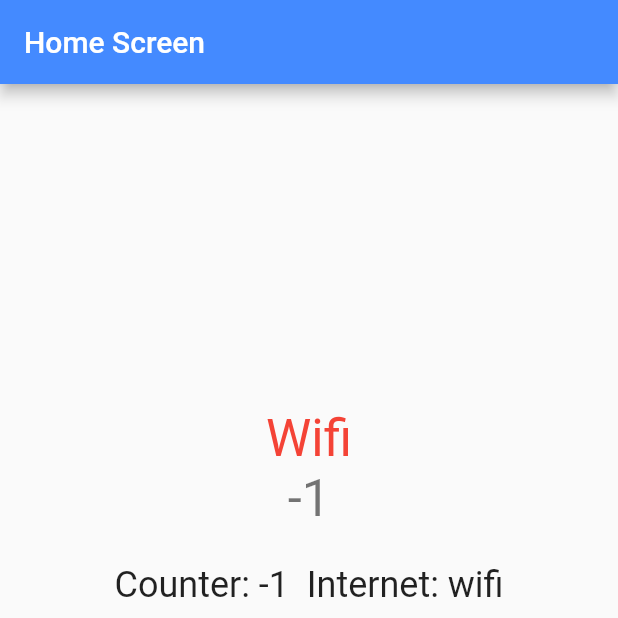
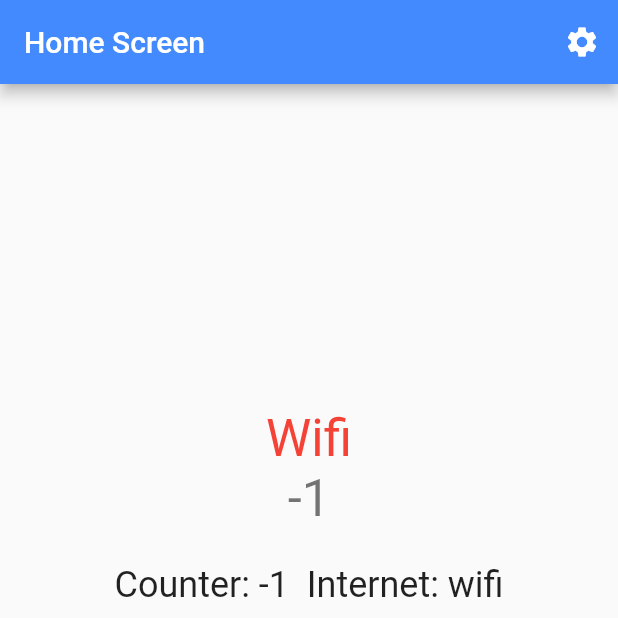
Before and after one commit to chingon1984/flutter_bloc_tutorial, a Flutter app: the screen it shows after launch, after a tap on the "remove" icon, on a phone screen of 412 x 824 dp, the top half of it. Run offline on Flutter 3.47's test engine with Material 2 defaults, Android fonts, the phone set to English and light mode, and no system bars; our stand-ins replace bloc, connectivity_plus, equatable, flutter_bloc.

Commit message:
added settings page

```diff
--- /dev/null
+++ b/lib/business_logic/cubit/settings_cubit.dart
@@ -0,0 +1,16 @@
+import 'package:bloc/bloc.dart';
+import 'package:meta/meta.dart';
+
+part 'settings_state.dart';
+
+class SettingsCubit extends Cubit<SettingsState> {
+  SettingsCubit() : super(SettingsState(appNotifications: false, emailNotifications: false));
+
+  void toggleAppNotifications(bool value) {
+      emit(state.copyWith(appNotifications: value));
+  }
+
+  void toggleEmailNotifications(bool value) {
+    emit(state.copyWith(emailNotifications: value));
+  }
+}
--- /dev/null
+++ b/lib/business_logic/cubit/settings_state.dart
@@ -0,0 +1,14 @@
+part of 'settings_cubit.dart';
+
+class SettingsState {
+  final bool appNotifications;
+  final bool emailNotifications;
+
+  SettingsState({required this.appNotifications, required this.emailNotifications});
+
+  SettingsState copyWith({bool? appNotifications , bool? emailNotifications}) {
+    return SettingsState(
+        appNotifications: appNotifications ?? this.appNotifications,
+        emailNotifications: emailNotifications ?? this.emailNotifications);
+  }
+}
--- a/lib/main.dart
+++ b/lib/main.dart
@@ -1,4 +1,5 @@
 import 'package:bloc_tutorial/business_logic/cubit/counter_cubit.dart';
+import 'package:bloc_tutorial/business_logic/cubit/settings_cubit.dart';
 import 'package:bloc_tutorial/ui/router/app_router.dart';
 import 'package:connectivity_plus/connectivity_plus.dart';
 import 'package:flutter/material.dart';
@@ -32,6 +33,9 @@ class MyApp extends StatelessWidget {
         ),
         BlocProvider<CounterCubit>(
           create: (context) => CounterCubit(),
+        ),
+        BlocProvider<SettingsCubit>(
+            create: (context) => SettingsCubit()
         )
       ],
       child: MaterialApp(
--- a/lib/ui/router/app_router.dart
+++ b/lib/ui/router/app_router.dart
@@ -3,30 +3,30 @@ import 'package:bloc_tutorial/ui/screens/second_screen.dart';
 import 'package:bloc_tutorial/ui/screens/third_screen.dart';
 import 'package:flutter/material.dart';
 
+import '../screens/settings_screen.dart';
+
 class AppRouter {
-
   Route? onGenerateRoute(RouteSettings routeSettings) {
     switch (routeSettings.name) {
       case '/':
         return MaterialPageRoute(
-          builder: (_) => const HomeScreen(
-              title: 'Home Screen',
-              color: Colors.blueAccent
-          ),
+          builder: (_) =>
+              const HomeScreen(title: 'Home Screen', color: Colors.blueAccent),
         );
       case '/second':
         return MaterialPageRoute(
           builder: (_) => const SecondScreen(
-              title: 'Second Screen',
-              color: Colors.redAccent
-          ),
+              title: 'Second Screen', color: Colors.redAccent),
         );
       case '/third':
         return MaterialPageRoute(
           builder: (_) => const ThirdScreen(
-              title: 'Third Screen',
-              color: Colors.greenAccent
-          ),
+              title: 'Third Screen', color: Colors.greenAccent),
+        );
+      case '/settings':
+        return MaterialPageRoute(
+            builder: (_) =>
+                const SettingsScreen(title: 'Settings', color: Colors.grey)
         );
       default:
         return null;
--- a/lib/ui/screens/home_screen.dart
+++ b/lib/ui/screens/home_screen.dart
@@ -18,6 +18,11 @@ class HomeScreen extends StatelessWidget {
       appBar: AppBar(
         title: Text(title),
         backgroundColor: color,
+        actions: [
+          IconButton(
+              onPressed:() => Navigator.of(context).pushNamed('/settings'),
+              icon: const Icon(Icons.settings))
+        ],
       ),
       body: Center(
         child: Column(
```
Also changed, not shown: lib/ui/screens/settings_screen.dart (added, +49 -0 lines).
